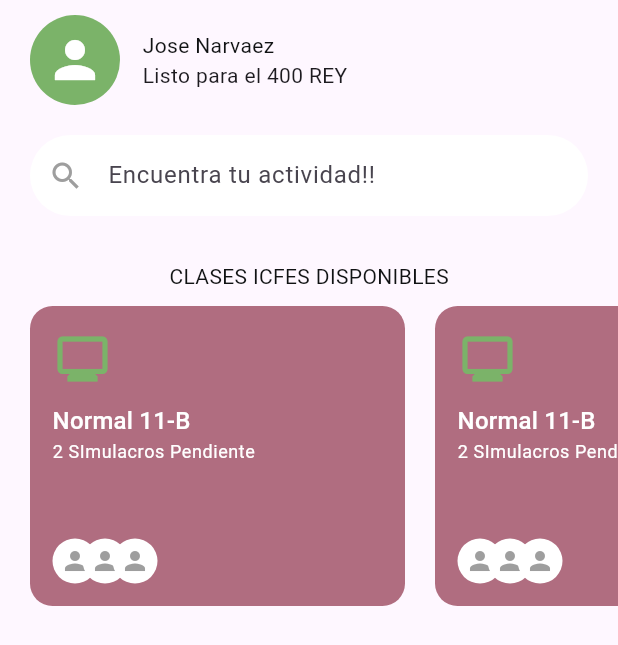
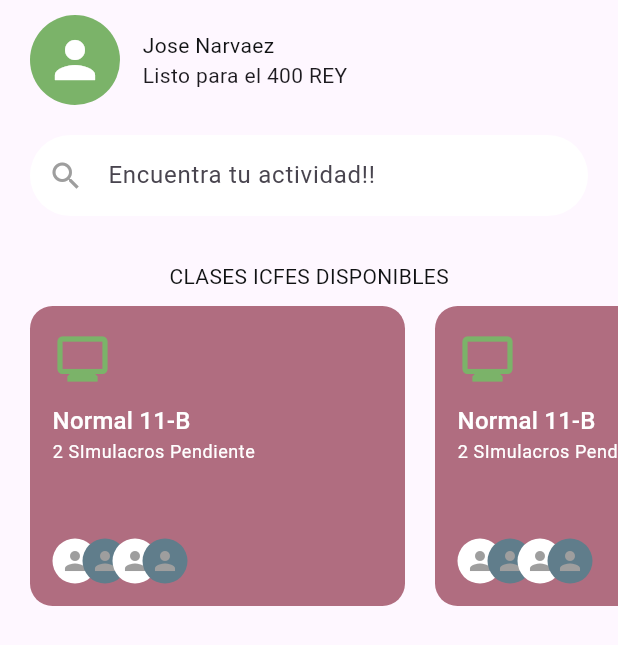
Before and after one commit to JosCariDe/front-preparate-icfes-caribe, a Flutter app: the screen it shows after launch, on a phone screen of 412 x 824 dp. Shown: the top 645 px of the screen. Run offline on Flutter 3.47's test engine with Material 3 defaults, Android fonts, the phone set to English and light mode, and no system bars.

Commit message:
HomeScreen/HotFix/ circleAvatars en sessionClasesICFES MEJORADO

```diff
--- a/lib/presentation/screens/home_screen.dart
+++ b/lib/presentation/screens/home_screen.dart
@@ -90,7 +90,7 @@ class ClasesICFES extends StatelessWidget {
                         offset: const Offset(-10, 0),
                         child: CircleAvatar(
                           radius: 15,
-                          backgroundColor: Colors.white,
+                          backgroundColor: Colors.blueGrey,
                           child: Icon(Icons.person, size: 20, color: Colors.grey),
                         ),
                       ),
@@ -99,6 +99,14 @@ class ClasesICFES extends StatelessWidget {
                         child: CircleAvatar(
                           radius: 15,
                           backgroundColor: Colors.white,
+                          child: Icon(Icons.person, size: 20, color: Colors.grey),
+                        ),
+                      ),
+                      Transform.translate(
+                        offset: const Offset(-30, 0),
+                        child: CircleAvatar(
+                          radius: 15,
+                          backgroundColor: Colors.blueGrey,
                           child: Icon(Icons.person, size: 20, color: Colors.grey),
                         ),
                       ),
```
